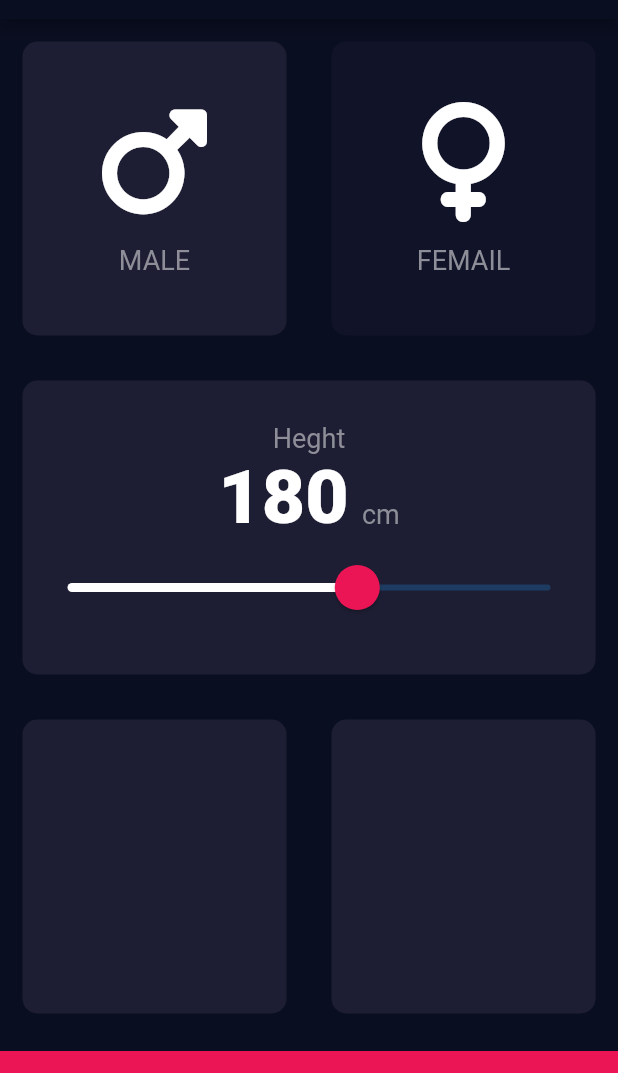
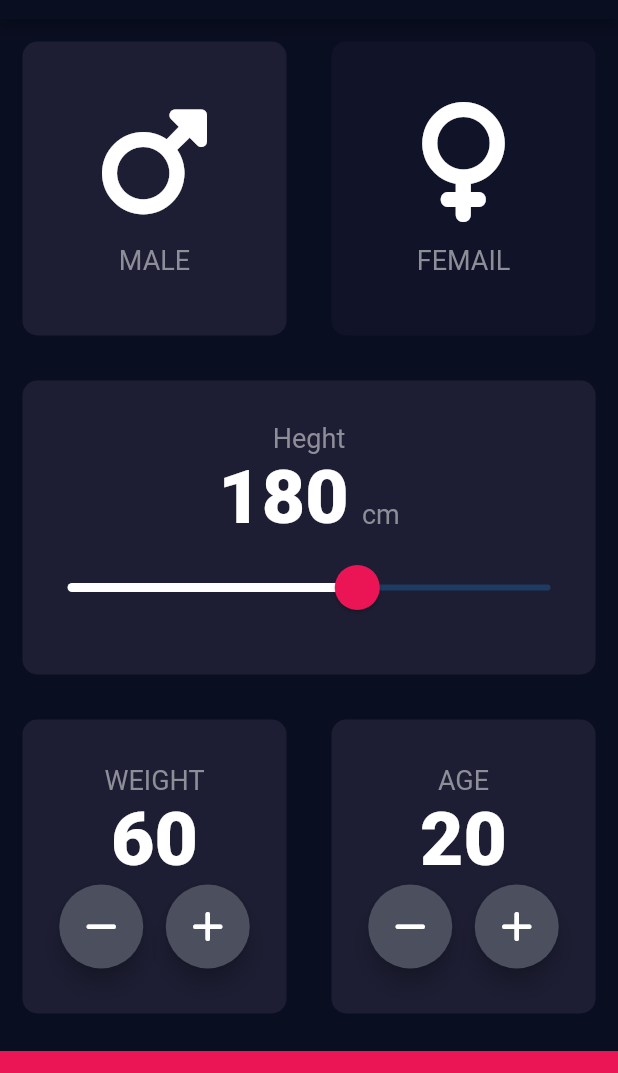
Before and after one commit to srmorteza/bmi_clalulator_flutter, a Flutter app: the screen it shows after launch, on a phone screen of 412 x 824 dp, the part 65-1138 px from its top. Run offline on Flutter 3.47's test engine with Material 2 defaults, Android fonts, the phone set to English and light mode, and no system bars; our stand-ins replace font_awesome_flutter.

Commit message:
complet the section 3 for weight and age create the component for button 1401-7-20

```diff
--- a/lib/input_page.dart
+++ b/lib/input_page.dart
@@ -4,8 +4,6 @@ import 'package:flutter/material.dart';
 import 'package:font_awesome_flutter/font_awesome_flutter.dart';
 
 import 'icon_content.dart';
-
-
 
 enum Gender {
   male,
@@ -19,7 +17,9 @@ class InputPage extends StatefulWidget {
 
 class _InputPageState extends State<InputPage> {
   Gender selectedGender = Gender.male;
-  int height =180 ;
+  int height = 180;
+  int age = 20;
+  int weight = 60;
 
   @override
   Widget build(BuildContext context) {
@@ -35,22 +35,25 @@ class _InputPageState extends State<InputPage> {
               children: [
                 Expanded(
                   child: ReusableCard(
-                    onPress: (){
+                    onPress: () {
                       setState(() {
-                        selectedGender=Gender.male;
+                        selectedGender = Gender.male;
                       });
                     },
                     colour: selectedGender == Gender.male
                         ? kActiveCardColor
                         : kInactiveCardColor,
-                    cardChild: IconContent(icon: FontAwesomeIcons.mars,lable: 'MALE',),
+                    cardChild: IconContent(
+                      icon: FontAwesomeIcons.mars,
+                      lable: 'MALE',
+                    ),
                   ),
                 ),
                 Expanded(
                   child: ReusableCard(
                     onPress: () {
                       setState(() {
-                        selectedGender=Gender.female;
+                        selectedGender = Gender.female;
                       });
                     },
                     colour: selectedGender == Gender.female
@@ -70,59 +73,140 @@ class _InputPageState extends State<InputPage> {
                 cardChild: Column(
                   mainAxisAlignment: MainAxisAlignment.center,
                   children: [
-                    Text('Heght', style: kLableTextStyle,),
+                    Text(
+                      'Heght',
+                      style: kLableTextStyle,
+                    ),
                     Row(
                       mainAxisAlignment: MainAxisAlignment.center,
                       crossAxisAlignment: CrossAxisAlignment.baseline,
                       textBaseline: TextBaseline.alphabetic,
                       children: [
-                      Text(height.toString() , style: kNumberTextStyle,),
-                      Text('  cm',style: kLableTextStyle,)
-                    ],),
+                        Text(
+                          height.toString(),
+                          style: kNumberTextStyle,
+                        ),
+                        Text(
+                          '  cm',
+                          style: kLableTextStyle,
+                        )
+                      ],
+                    ),
                     SliderTheme(
                       data: SliderTheme.of(context).copyWith(
-                        thumbShape: RoundSliderThumbShape(enabledThumbRadius: 15.0),
-                        overlayShape: RoundSliderOverlayShape(overlayRadius: 30.0),
+                        thumbShape:
+                            RoundSliderThumbShape(enabledThumbRadius: 15.0),
+                        overlayShape:
+                            RoundSliderOverlayShape(overlayRadius: 30.0),
                         thumbColor: Color(0xffeb1555),
-                        overlayColor:  Color(0x29eb1555),
+                        overlayColor: Color(0x29eb1555),
                         activeTrackColor: Colors.white,
                         inactiveTickMarkColor: Color(0XFF8d8e98),
-
                       ),
-
-
                       child: Slider(
                         value: height.toDouble(),
-                        min:120.0,
-                        max:220.0,
-
-
-                        onChanged: (double newValue){
+                        min: 120.0,
+                        max: 220.0,
+                        onChanged: (double newValue) {
                           setState(() {
-                              height=newValue.round();
+                            height = newValue.round();
                           });
-
                         },
-
-
                       ),
                     )
-
                   ],
                 ),
               ),
             ),
             Expanded(
                 child: Row(
+              mainAxisAlignment: MainAxisAlignment.center,
               children: [
                 Expanded(
                   child: ReusableCard(
+                    cardChild: Column(
+                      mainAxisAlignment: MainAxisAlignment.center,
+                      children: [
+                        Text(
+                          'WEIGHT',
+                          style: kLableTextStyle,
+                        ),
+                        Text(
+                          weight.toString(),
+                          style: kNumberTextStyle,
+                        ),
+                        Row(
+                          mainAxisAlignment: MainAxisAlignment.center,
+                          children: [
+                            RoundIconButton(
+                              icon: FontAwesomeIcons.minus,
+                              onPressed: (){
+                                setState(() {
+                                  weight--;
+                                });
+                              },
+                            ),
+                            SizedBox(
+                              width: 15.0,
+                            ),
+                            RoundIconButton(
+                              icon: FontAwesomeIcons.plus,
+                              onPressed: (){
+                                setState(() {
+                                  weight++;
+                                });
+                              },
+
+                            ),
+                          ],
+                        )
+                      ],
+                    ),
                     colour: kActiveCardColor,
                   ),
                 ),
                 Expanded(
                   child: ReusableCard(
+                    cardChild: Column(
+                      mainAxisAlignment: MainAxisAlignment.center,
+                      children: [
+                        Text(
+                          'AGE',
+                          style: kLableTextStyle,
+                        ),
+                        Text(
+                          age.toString(),
+                          style: kNumberTextStyle,
+                        ),
+                        Row(
+                          mainAxisAlignment: MainAxisAlignment.center,
+                          children: [
+                            RoundIconButton(
+                              icon: FontAwesomeIcons.minus,
+                              onPressed: (){
+                                setState(() {
+                                  age--;
+                                });
+                              },
+                            ),
+                            SizedBox(
+                              width: 15.0,
+                            ),
+                            RoundIconButton(
+                              icon: FontAwesomeIcons.plus,
+                              onPressed: (){
+                                setState(() {
+                                  age++;
+                                });
+                              },
+
+                            ),
+                          ],
+                        )
+                      ],
+                    ),
                     colour: kActiveCardColor,
+
                   ),
                 )
               ],
@@ -137,3 +221,26 @@ class _InputPageState extends State<InputPage> {
         ));
   }
 }
+
+class RoundIconButton extends StatelessWidget {
+
+  RoundIconButton({required this.icon ,  required this.onPressed});
+
+  final IconData icon ;
+  final VoidCallback? onPressed ;
+
+  @override
+  Widget build(BuildContext context) {
+    return RawMaterialButton(
+      child: Icon(icon),
+      onPressed: onPressed,
+      shape: CircleBorder(),
+      fillColor: Color(0xff4c4f5e),
+      constraints: BoxConstraints.tightFor(
+        width: 56.0,
+        height: 56.0,
+      ),
+      elevation: 6.0,
+    );
+  }
+}
```
Lines whose indentation alone changed are shown as unchanged.
